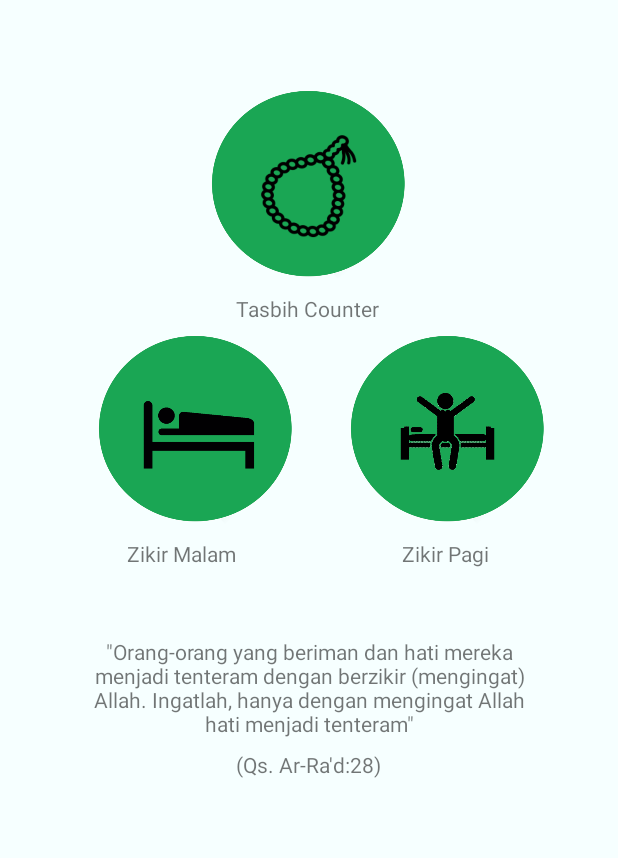
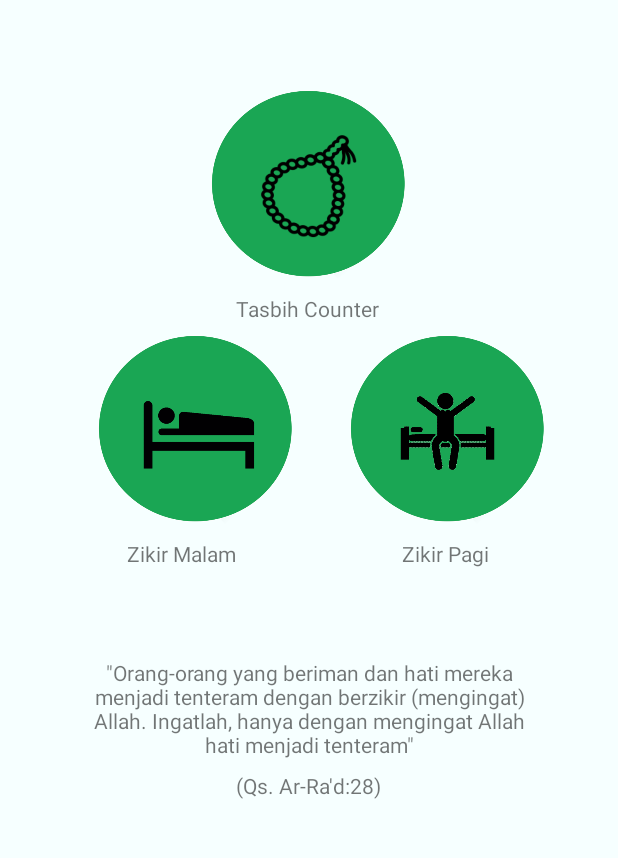
Before and after one commit to arifbugaresa/Kapsel-Amalan, an Android app: the screen it shows after launch (HomeActivity), on a phone screen of 412 x 824 dp, the part 275-1133 px from its top. Run offline under Robolectric (Android 15) with nearby library versions, the phone set to English and light mode, and no system bars.

Commit message:
tinggal back

```diff
--- a/app/src/main/res/layout/activity_home.xml
+++ b/app/src/main/res/layout/activity_home.xml
@@ -93,7 +93,7 @@
             android:layout_height="wrap_content"
             android:layout_below="@+id/textView4"
             android:layout_centerHorizontal="true"
-            android:layout_marginTop="46dp"
+            android:layout_marginTop="60dp"
             android:text='"Orang-orang yang beriman dan hati mereka menjadi tenteram dengan berzikir (mengingat) Allah. Ingatlah, hanya dengan mengingat Allah hati menjadi tenteram"'
             android:textAlignment="center"
             tools:layout_editor_absoluteX="45dp"
```
